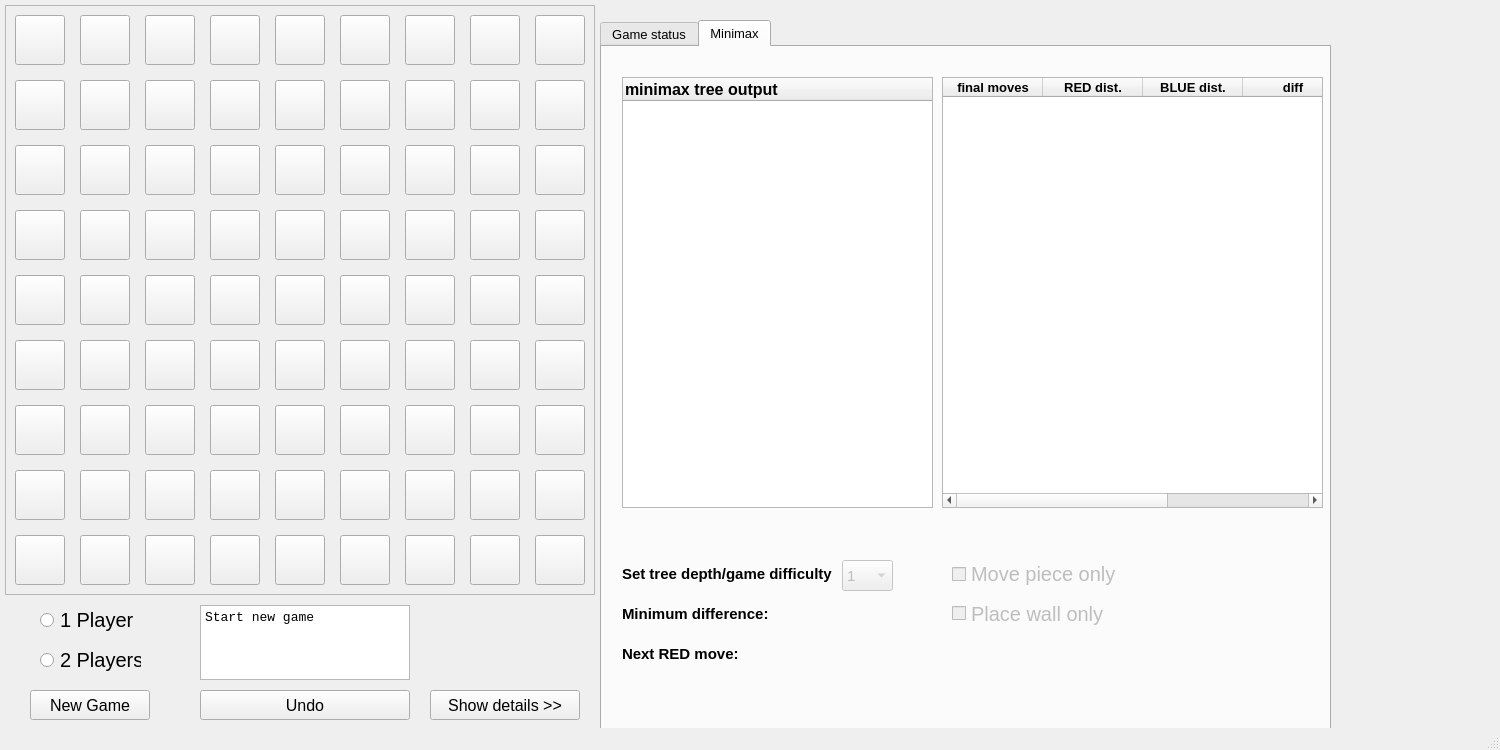
Before: the Qt Designer form quoridor.ui in crimvael/quoridor, drawn with Qt 5.
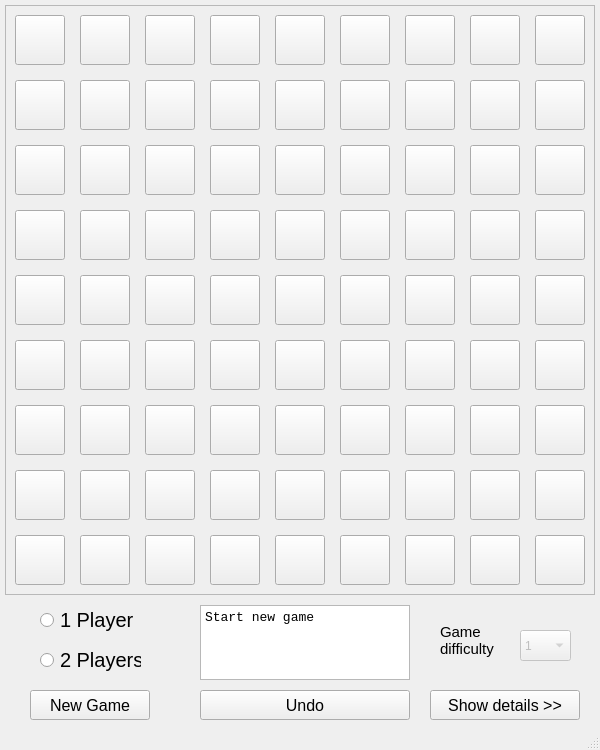
After: the same form once the commit is applied. The open tabs and pages were chosen to show the change.

Patch:
```diff
--- a/quoridor.ui
+++ b/quoridor.ui
@@ -6,7 +6,7 @@
    <rect>
     <x>0</x>
     <y>0</y>
-    <width>1500</width>
+    <width>600</width>
     <height>750</height>
    </rect>
   </property>
@@ -18,13 +18,13 @@
   </property>
   <property name="minimumSize">
    <size>
-    <width>1500</width>
+    <width>600</width>
     <height>750</height>
    </size>
   </property>
   <property name="maximumSize">
    <size>
-    <width>1500</width>
+    <width>600</width>
     <height>750</height>
    </size>
   </property>
@@ -2414,7 +2414,7 @@
       <property name="geometry">
        <rect>
         <x>20</x>
-        <y>590</y>
+        <y>550</y>
         <width>121</width>
         <height>34</height>
        </rect>
@@ -2433,7 +2433,7 @@
       <property name="geometry">
        <rect>
         <x>20</x>
-        <y>549</y>
+        <y>510</y>
         <width>159</width>
         <height>35</height>
        </rect>
@@ -2448,30 +2448,11 @@
        <string>Minimum difference:   </string>
       </property>
      </widget>
-     <widget class="QLabel" name="label_12">
-      <property name="geometry">
-       <rect>
-        <x>20</x>
-        <y>510</y>
-        <width>221</width>
-        <height>34</height>
-       </rect>
-      </property>
-      <property name="font">
-       <font>
-        <pointsize>11</pointsize>
-        <bold>true</bold>
-       </font>
-      </property>
-      <property name="text">
-       <string>Set tree depth/game difficulty</string>
-      </property>
-     </widget>
      <widget class="QLabel" name="label_18">
       <property name="geometry">
        <rect>
         <x>140</x>
-        <y>590</y>
+        <y>550</y>
         <width>61</width>
         <height>34</height>
        </rect>
@@ -2488,88 +2469,11 @@
        <set>Qt::AlignCenter</set>
       </property>
      </widget>
-     <widget class="QComboBox" name="comboBox">
-      <property name="enabled">
-       <bool>false</bool>
-      </property>
-      <property name="geometry">
-       <rect>
-        <x>240</x>
-        <y>513</y>
-        <width>51</width>
-        <height>31</height>
-       </rect>
-      </property>
-      <property name="font">
-       <font>
-        <pointsize>11</pointsize>
-       </font>
-      </property>
-      <property name="editable">
-       <bool>false</bool>
-      </property>
-      <property name="currentText">
-       <string>4</string>
-      </property>
-      <property name="maxCount">
-       <number>10</number>
-      </property>
-      <item>
-       <property name="text">
-        <string>1</string>
-       </property>
-      </item>
-      <item>
-       <property name="text">
-        <string>2</string>
-       </property>
-      </item>
-      <item>
-       <property name="text">
-        <string>3</string>
-       </property>
-      </item>
-      <item>
-       <property name="text">
-        <string>4</string>
-       </property>
-      </item>
-      <item>
-       <property name="text">
-        <string>5</string>
-       </property>
-      </item>
-      <item>
-       <property name="text">
-        <string>6</string>
-       </property>
-      </item>
-      <item>
-       <property name="text">
-        <string>7</string>
-       </property>
-      </item>
-      <item>
-       <property name="text">
-        <string>8</string>
-       </property>
-      </item>
-      <item>
-       <property name="text">
-        <string>9</string>
-       </property>
-      </item>
-      <item>
-       <property name="text">
-        <string>10</string>
-       </property>
-      </item>
-     </widget>
      <widget class="QLabel" name="label_15">
       <property name="geometry">
        <rect>
         <x>170</x>
-        <y>549</y>
+        <y>509</y>
         <width>31</width>
         <height>35</height>
        </rect>
@@ -2593,7 +2497,7 @@
       <property name="geometry">
        <rect>
         <x>350</x>
-        <y>549</y>
+        <y>550</y>
         <width>181</width>
         <height>35</height>
        </rect>
@@ -2633,6 +2537,105 @@
      </widget>
     </widget>
    </widget>
+   <widget class="QLabel" name="label_12">
+    <property name="geometry">
+     <rect>
+      <x>440</x>
+      <y>620</y>
+      <width>71</width>
+      <height>41</height>
+     </rect>
+    </property>
+    <property name="font">
+     <font>
+      <pointsize>11</pointsize>
+      <bold>false</bold>
+     </font>
+    </property>
+    <property name="text">
+     <string>Game difficulty</string>
+    </property>
+    <property name="wordWrap">
+     <bool>true</bool>
+    </property>
+   </widget>
+   <widget class="QComboBox" name="comboBox">
+    <property name="enabled">
+     <bool>false</bool>
+    </property>
+    <property name="geometry">
+     <rect>
+      <x>520</x>
+      <y>630</y>
+      <width>51</width>
+      <height>31</height>
+     </rect>
+    </property>
+    <property name="font">
+     <font>
+      <pointsize>9</pointsize>
+     </font>
+    </property>
+    <property name="editable">
+     <bool>false</bool>
+    </property>
+    <property name="currentText">
+     <string>4</string>
+    </property>
+    <property name="maxCount">
+     <number>10</number>
+    </property>
+    <item>
+     <property name="text">
+      <string>1</string>
+     </property>
+    </item>
+    <item>
+     <property name="text">
+      <string>2</string>
+     </property>
+    </item>
+    <item>
+     <property name="text">
+      <string>3</string>
+     </property>
+    </item>
+    <item>
+     <property name="text">
+      <string>4</string>
+     </property>
+    </item>
+    <item>
+     <property name="text">
+      <string>5</string>
+     </property>
+    </item>
+    <item>
+     <property name="text">
+      <string>6</string>
+     </property>
+    </item>
+    <item>
+     <property name="text">
+      <string>7</string>
+     </property>
+    </item>
+    <item>
+     <property name="text">
+      <string>8</string>
+     </property>
+    </item>
+    <item>
+     <property name="text">
+      <string>9</string>
+     </property>
+    </item>
+    <item>
+     <property name="text">
+      <string>10</string>
+     </property>
+    </item>
+   </widget>
   </widget>
   <widget class="QMenuBar" name="menubar">
    <property name="geometry">
```
Left out of the diff: 4 changed lines with no effect on the pictures.
